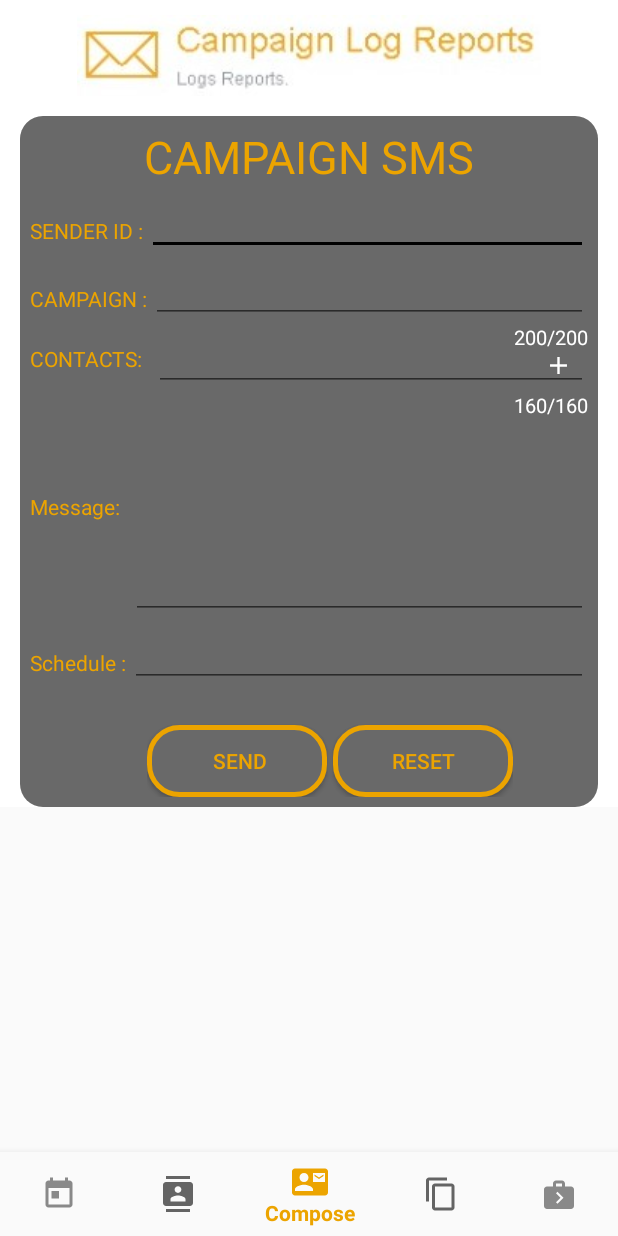
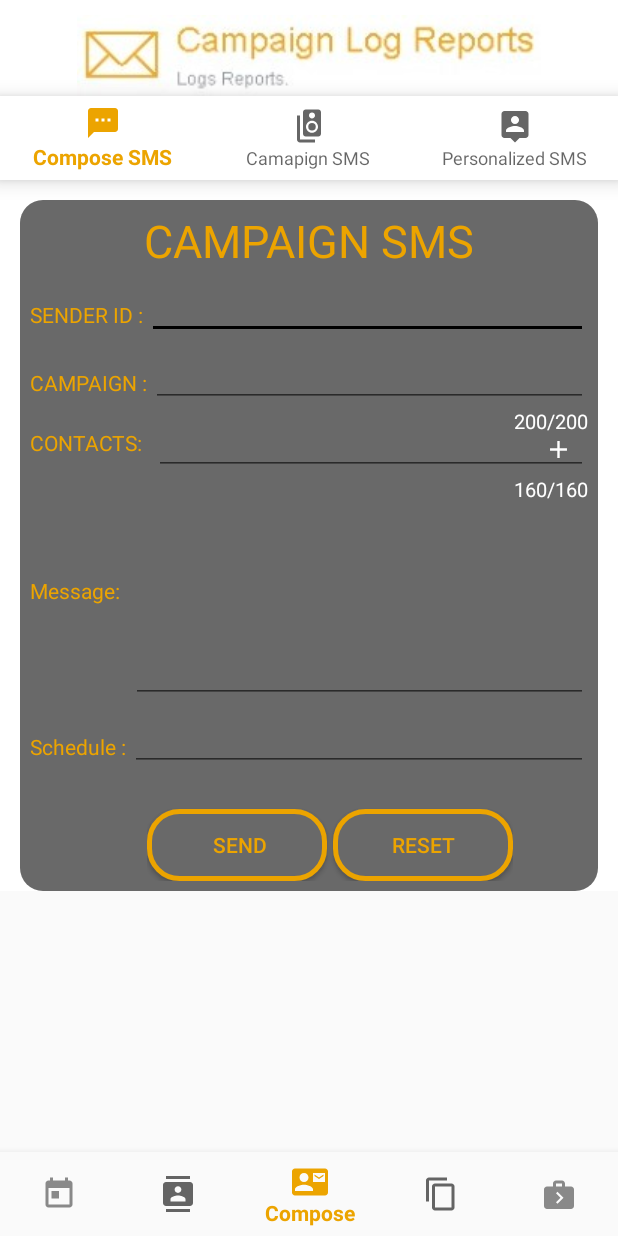
Before and after one commit to Abdulhaseeb61450/AdminPortal, an Android app: the CampaignSMS screen opened directly, with no data from a screen before it, on a phone screen of 412 x 824 dp. Run offline under Robolectric (Android 15) with nearby library versions, the phone set to English and light mode, and no system bars; our stand-ins replace sdp/ssp sizes.

Commit message:
20-3-2020

```diff
--- /dev/null
+++ b/app/src/main/res/drawable/ic_person_sms_black_24dp.xml
@@ -0,0 +1,9 @@
+<vector xmlns:android="http://schemas.android.com/apk/res/android"
+        android:width="24dp"
+        android:height="24dp"
+        android:viewportWidth="24.0"
+        android:viewportHeight="24.0">
+    <path
+        android:fillColor="#FF000000"
+        android:pathData="M19,2L5,2c-1.11,0 -2,0.9 -2,2v14c0,1.1 0.89,2 2,2h4l3,3 3,-3h4c1.1,0 2,-0.9 2,-2L21,4c0,-1.1 -0.9,-2 -2,-2zM12,5.3c1.49,0 2.7,1.21 2.7,2.7 0,1.49 -1.21,2.7 -2.7,2.7 -1.49,0 -2.7,-1.21 -2.7,-2.7 0,-1.49 1.21,-2.7 2.7,-2.7zM18,16L6,16v-0.9c0,-2 4,-3.1 6,-3.1s6,1.1 6,3.1v0.9z"/>
+</vector>
--- /dev/null
+++ b/app/src/main/res/drawable/ic_sms_black_24dp.xml
@@ -0,0 +1,9 @@
+<vector xmlns:android="http://schemas.android.com/apk/res/android"
+        android:width="24dp"
+        android:height="24dp"
+        android:viewportWidth="24.0"
+        android:viewportHeight="24.0">
+    <path
+        android:fillColor="#FF000000"
+        android:pathData="M20,2L4,2c-1.1,0 -1.99,0.9 -1.99,2L2,22l4,-4h14c1.1,0 2,-0.9 2,-2L22,4c0,-1.1 -0.9,-2 -2,-2zM9,11L7,11L7,9h2v2zM13,11h-2L11,9h2v2zM17,11h-2L15,9h2v2z"/>
+</vector>
--- /dev/null
+++ b/app/src/main/res/drawable/ic_speaker_group_black_24dp.xml
@@ -0,0 +1,15 @@
+<vector xmlns:android="http://schemas.android.com/apk/res/android"
+        android:width="24dp"
+        android:height="24dp"
+        android:viewportWidth="24.0"
+        android:viewportHeight="24.0">
+    <path
+        android:fillColor="#FF000000"
+        android:pathData="M18.2,1L9.8,1C8.81,1 8,1.81 8,2.8v14.4c0,0.99 0.81,1.79 1.8,1.79l8.4,0.01c0.99,0 1.8,-0.81 1.8,-1.8L20,2.8c0,-0.99 -0.81,-1.8 -1.8,-1.8zM14,3c1.1,0 2,0.89 2,2s-0.9,2 -2,2 -2,-0.89 -2,-2 0.9,-2 2,-2zM14,16.5c-2.21,0 -4,-1.79 -4,-4s1.79,-4 4,-4 4,1.79 4,4 -1.79,4 -4,4z"/>
+    <path
+        android:fillColor="#FF000000"
+        android:pathData="M14,12.5m-2.5,0a2.5,2.5 0,1 1,5 0a2.5,2.5 0,1 1,-5 0"/>
+    <path
+        android:fillColor="#FF000000"
+        android:pathData="M6,5H4v16c0,1.1 0.89,2 2,2h10v-2H6V5z"/>
+</vector>
--- a/app/src/main/res/layout/activity_campaign_sms.xml
+++ b/app/src/main/res/layout/activity_campaign_sms.xml
@@ -38,6 +38,15 @@
             android:layout_width="fill_parent"
             android:layout_height="wrap_content"
             android:src="@drawable/camp" />
+
+        <com.google.android.material.bottomnavigation.BottomNavigationView
+            android:id="@+id/bottom_navigation"
+            android:layout_width="match_parent"
+            android:layout_height="wrap_content"
+            app:menu="@menu/compose_navigation"
+            android:layout_below="@+id/simpleImageView"
+            android:background="@color/white">
+        </com.google.android.material.bottomnavigation.BottomNavigationView>
 
         <LinearLayout
             android:layout_marginLeft="@dimen/_10sdp"
--- a/app/src/main/res/menu/compose_navigation.xml
+++ b/app/src/main/res/menu/compose_navigation.xml
@@ -2,17 +2,18 @@
 <menu xmlns:android="http://schemas.android.com/apk/res/android">
 
     <item
-        android:id="@+id/nav_outbox"
-        android:title="Outbox SMS" />
+        android:id="@+id/nav_sms"
+        android:icon="@drawable/ic_sms_black_24dp"
+        android:title="Compose SMS" />
 
     <item
-        android:id="@+id/nav_summary"
-        android:icon="@drawable/ic_next_week_black_24dp"
-        android:title="Summary" />
+        android:id="@+id/nav_campaign"
+        android:icon="@drawable/ic_speaker_group_black_24dp"
+        android:title="Camapign SMS" />
 
     <item
-        android:id="@+id/nav_logs"
-        android:icon="@drawable/ic_stop_black_24dp"
-        android:title="Activity Logs" />
+        android:id="@+id/nav_personal"
+        android:icon="@drawable/ic_person_sms_black_24dp"
+        android:title="Personalized SMS" />
 
 </menu>
```
Also changed, not shown: app/src/main/res/layout/activity_personalized_sms.xml (+9 -0 lines), app/src/main/res/layout/activity_quick_sms.xml (+10 -0 lines).
